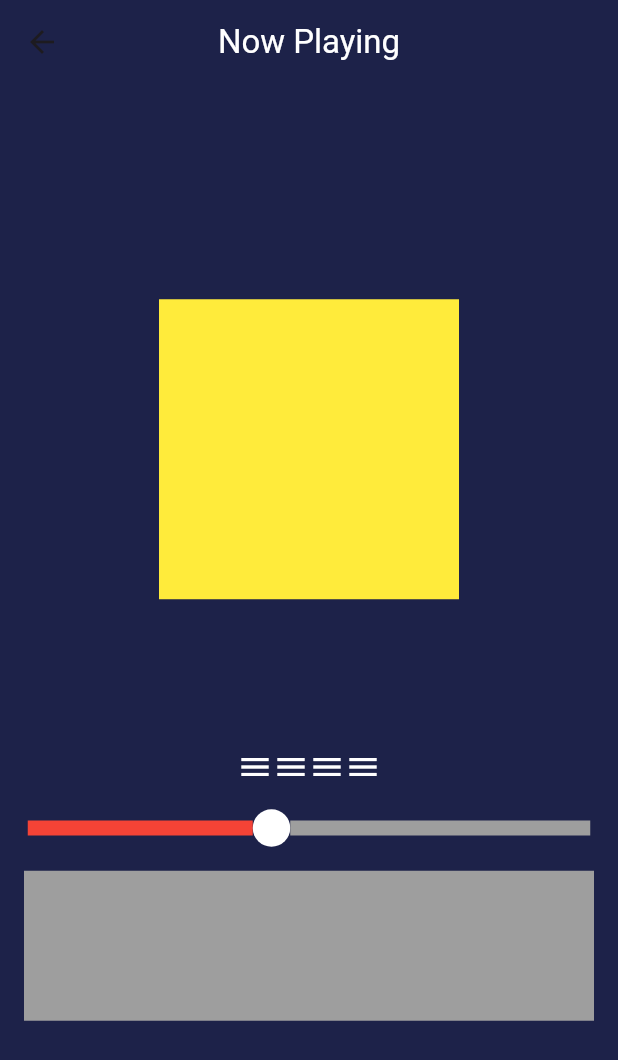
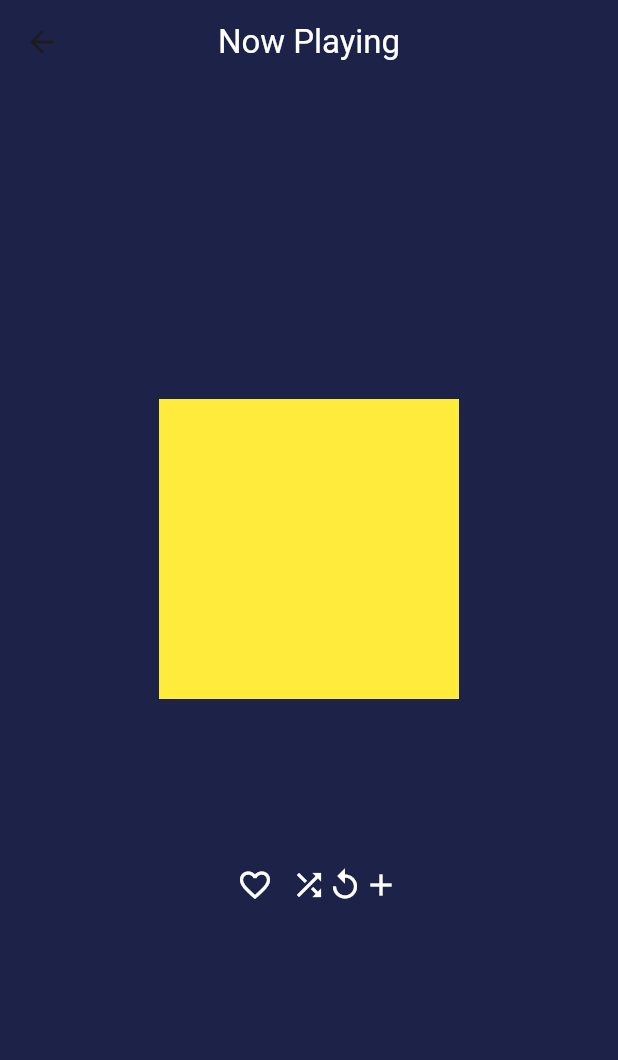
Before and after one commit to Marta-24/Firebase, a Flutter app: the SongPage screen opened directly, on a phone screen of 412 x 824 dp. Shown: the top 1060 px of the screen. Run offline on Flutter 3.47's test engine with Material 3 defaults, Android fonts, the phone set to English and light mode, and no system bars; our stand-ins replace shared_preferences; accounts and stored records are empty.

Commit message:
working on adding a song to favorite

```diff
--- a/lib/pages/song_page.dart
+++ b/lib/pages/song_page.dart
@@ -1,7 +1,8 @@
 import 'package:flutter/material.dart';
-import '../widgets/bottom_bar.dart';
+import 'package:shared_preferences/shared_preferences.dart';
+//import '../widgets/bottom_bar.dart';
 
-class SongPage extends StatelessWidget {
+class SongPage extends StatefulWidget {
   final String title;
   final String artist;
 
@@ -10,6 +11,34 @@ class SongPage extends StatelessWidget {
     required this.title,
     required this.artist,
   }) : super(key: key);
+
+  @override
+  _SongPageState createState() => _SongPageState();
+}
+
+class _SongPageState extends State<SongPage> {
+  bool isFavorite = false;
+
+  @override
+  void initState() {
+    super.initState();
+    _loadFavoriteStatus();
+  }
+
+  Future<void> _loadFavoriteStatus() async {
+    final prefs = await SharedPreferences.getInstance();
+    setState(() {
+      isFavorite = prefs.getBool(widget.title) ?? false;
+    });
+  }
+
+  Future<void> _toggleFavorite() async {
+    final prefs = await SharedPreferences.getInstance();
+    setState(() {
+      isFavorite = !isFavorite;
+      prefs.setBool(widget.title, isFavorite);
+    });
+  }
 
   @override
   Widget build(BuildContext context) {
@@ -39,7 +68,7 @@ class SongPage extends StatelessWidget {
               ),
               const SizedBox(height: 16.0),
               Text(
-                title,
+                widget.title,
                 style: const TextStyle(
                   fontSize: 24.0,
                   fontWeight: FontWeight.bold,
@@ -48,55 +77,29 @@ class SongPage extends StatelessWidget {
               ),
               const SizedBox(height: 8.0),
               Text(
-                artist,
+                widget.artist,
                 style: const TextStyle(
                   fontSize: 18.0,
                   color: Colors.grey,
                 ),
               ),
               const SizedBox(height: 16.0),
-              const Row(
-                mainAxisAlignment: MainAxisAlignment.center,
-                children: [
-                  Icon(Icons.menu, color: Colors.white),
-                  Icon(Icons.menu, color: Colors.white),
-                  Icon(Icons.menu, color: Colors.white),
-                  Icon(Icons.menu, color: Colors.white),
-                ],
-              ),
-              const SizedBox(height: 16.0),
               Row(
                 mainAxisAlignment: MainAxisAlignment.center,
                 children: [
-                  // LEFT LINE
-                  Container(
-                    height: 10.0,
-                    width: 150.0,
-                    color: Colors.red,
-                  ),
-                  // CIRCLE
-                  Container(
-                    height: 25.0,
-                    width: 25.0,
-                    decoration: const BoxDecoration(
-                      shape: BoxShape.circle,
+                  IconButton(
+                    icon: Icon(
+                      isFavorite ? Icons.favorite : Icons.favorite_border,
                       color: Colors.white,
                     ),
+                    onPressed: _toggleFavorite,
                   ),
-                  // RIGHT LINE
-                  Container(
-                    height: 10.0,
-                    width: 200.0,
-                    color: Colors.grey,
-                  ),
+                  const Icon(Icons.shuffle, color: Colors.white),
+                  const Icon(Icons.replay, color: Colors.white),
+                  const Icon(Icons.add, color: Colors.white),
                 ],
               ),
-              const SizedBox(height: 16.0),
-              Container(
-                height: 100.0,
-                width: double.infinity,
-                color: Colors.grey,
-              ),
+              // ... other widgets
             ],
           ),
         ),
--- a/pubspec.yaml
+++ b/pubspec.yaml
@@ -35,6 +35,7 @@ dependencies:
   # The following adds the Cupertino Icons font to your application.
   # Use with the CupertinoIcons class for iOS style icons.
   cupertino_icons: ^1.0.2
+  shared_preferences: ^2.2.2
 
 dev_dependencies:
   flutter_test:
```
Also changed, not shown: pubspec.lock, 1 other file.
